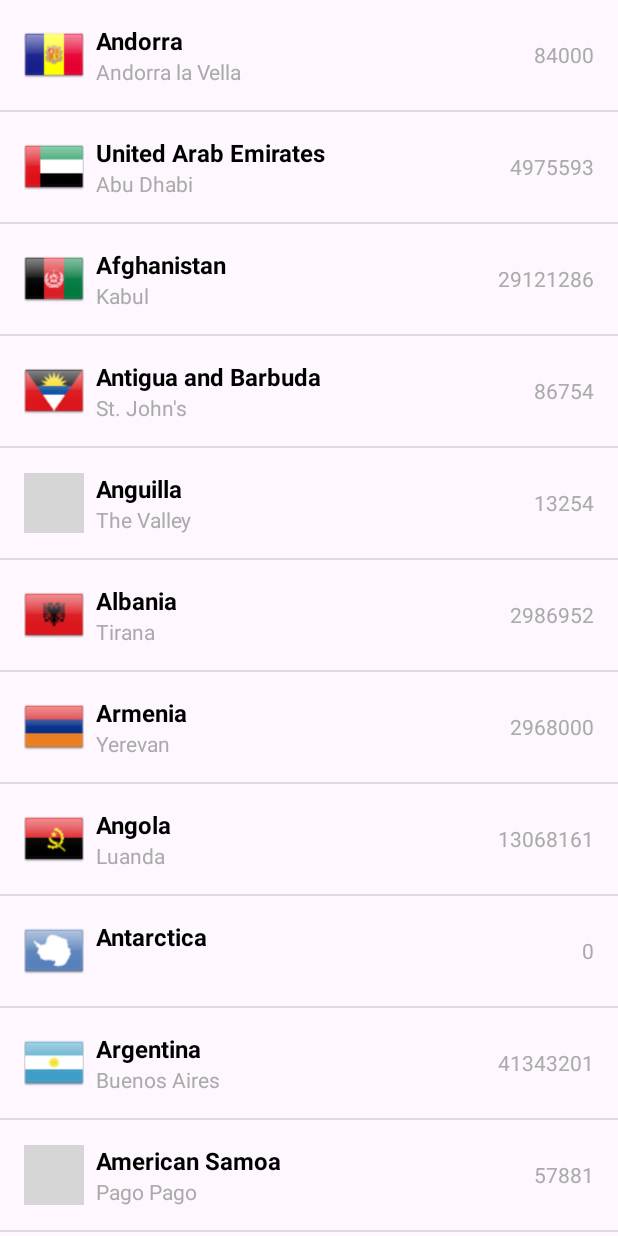
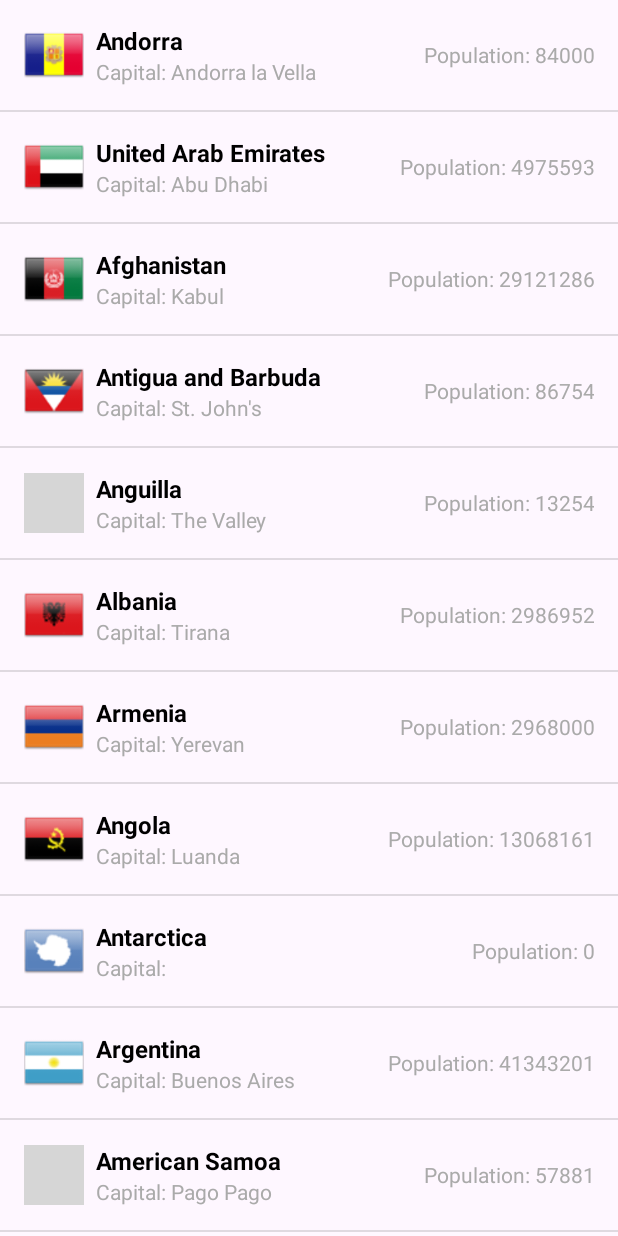
Before and after one commit to DennisEckerskorn/tema04ejercicio01, an Android app: the screen it shows after launch (MainActivity), on a phone screen of 412 x 824 dp. Run offline under Robolectric (Android 15) with nearby library versions, the phone set to English and light mode, and no system bars; grey boxes are pictures that could not be loaded.

Commit message:
Fixed a small string issue and added javadoc to methods

```diff
--- a/app/src/main/java/com/example/tema04ejercicio01/adapters/CountryAdapter.java
+++ b/app/src/main/java/com/example/tema04ejercicio01/adapters/CountryAdapter.java
@@ -1,5 +1,6 @@
 package com.example.tema04ejercicio01.adapters;
 
+import android.annotation.SuppressLint;
 import android.content.Context;
 import android.view.LayoutInflater;
 import android.view.View;
@@ -24,11 +25,20 @@ public class CountryAdapter extends ArrayAdapter<Country> {
         this.countries = countries;
     }
 
+    /**
+     * Método encargado de crear y devolver la vista para cada elemento en la lista.
+     *
+     * @param position    Posición del elemento en la lista de datos.
+     * @param convertView Vista reciclada o nula si es la primera vez que se crea.
+     * @param parent      El padre al que la vista creada será adjuntada.
+     * @return La vista correspondiente al elemento en la posición especificada.
+     */
     @NonNull
     @Override
     public View getView(int position, @Nullable View convertView, @NonNull ViewGroup parent) {
         CountryViewHolder holder;
 
+        // Si la vista no existe, la inflamos y configuramos el ViewHolder
         if (convertView == null) {
             LayoutInflater inflater = LayoutInflater.from(getContext());
             convertView = inflater.inflate(R.layout.listitem_country, parent, false);
@@ -42,27 +52,32 @@ public class CountryAdapter extends ArrayAdapter<Country> {
 
             convertView.setTag(holder);
         } else {
+            // Recuperamos el ViewHolder de la vista reciclada
             holder = (CountryViewHolder) convertView.getTag();
         }
 
+        // Obtenemos el país correspondiente a la posición actual
         Country country = countries.get(position);
 
         if (country != null) {
+            // Asignamos los valores de los atributos del país a las vistas correspondientes
             holder.ivFlag.setImageResource(country.getFlagResource());
             holder.tvCountryName.setText(country.getCountryName());
-            holder.tvCapital.setText(country.getCapital());
-            holder.tvPopulation.setText(String.valueOf(country.getPopulation()));
 
-            /**TODO:
-             *  Aquí utilizamos la cadena desde los recursos
-             *  String populationText = getContext().getString(R.string.population_label, country.getPopulation());
-             *  holder.tvPopulation.setText(populationText);
-             */
+            // Usamos recursos de strings para mostrar los textos formateados
+            String capitalText = getContext().getString(R.string.tvCapital) + " " + country.getCapital();
+            holder.tvCapital.setText(capitalText);
 
+            String populationText = getContext().getString(R.string.tvPopulation) + " " + country.getPopulation();
+            holder.tvPopulation.setText(populationText);
         }
         return convertView;
     }
 
+    /**
+     * ViewHolder utilizado para almacenar referencias a las vistas de un elemento
+     * del ListView, optimizando el rendimiento al evitar llamadas repetidas a findViewById.
+     */
     static class CountryViewHolder {
         private ImageView ivFlag;
         private TextView tvCountryName;
--- a/app/src/main/java/com/example/tema04ejercicio01/ui/MainActivity.java
+++ b/app/src/main/java/com/example/tema04ejercicio01/ui/MainActivity.java
@@ -20,19 +20,32 @@ import javax.xml.parsers.ParserConfigurationException;
 
 public class MainActivity extends AppCompatActivity {
 
+    /**
+     * Método llamado cuando se crea la actividad.
+     * Se encarga de inicializar la interfaz de usuario y cargar los datos de los países
+     * desde un archivo XML utilizando DomParser.
+     *
+     * @param savedInstanceState Si la actividad se está recreando, este parámetro contiene el estado guardado previamente.
+     */
     @Override
     protected void onCreate(Bundle savedInstanceState) {
         super.onCreate(savedInstanceState);
         setContentView(R.layout.activity_main);
 
         try {
+            // Cargar y analizar el archivo XML con los países
             DomParser parser = new DomParser();
             parser.loadFile(this, R.raw.countries);
+
+            // Obtener la lista de países desde el parser
             List<Country> countries = parser.getCountries("country", this);
+
+            // Crear el adaptador para los países y asociarlo al ListView
             CountryAdapter countryAdapter = new CountryAdapter(this, countries);
             ListView lvCountries = findViewById(R.id.lvCountries);
             lvCountries.setAdapter(countryAdapter);
-        }catch(ParserConfigurationException | IOException | SAXException e) {
+        } catch (ParserConfigurationException | IOException | SAXException e) {
+            // Manejo de excepciones en caso de error al cargar los datos
             e.printStackTrace();
             Toast.makeText(this, "Error al cargar los datos de los países.", Toast.LENGTH_SHORT).show();
         }
--- a/app/src/main/res/layout/listitem_country.xml
+++ b/app/src/main/res/layout/listitem_country.xml
@@ -56,7 +56,7 @@
             android:layout_height="wrap_content"
             android:gravity="end"
             android:text="Población: 72813"
-            android:textSize="14sp"
-            android:textColor="@android:color/darker_gray" />
+            android:textColor="@android:color/darker_gray"
+            android:textSize="14sp" />
     </LinearLayout>
 </LinearLayout>
```
Also changed, not shown: app/src/main/java/com/example/tema04ejercicio01/modelos/DomParser.java (+34 -0 lines).
